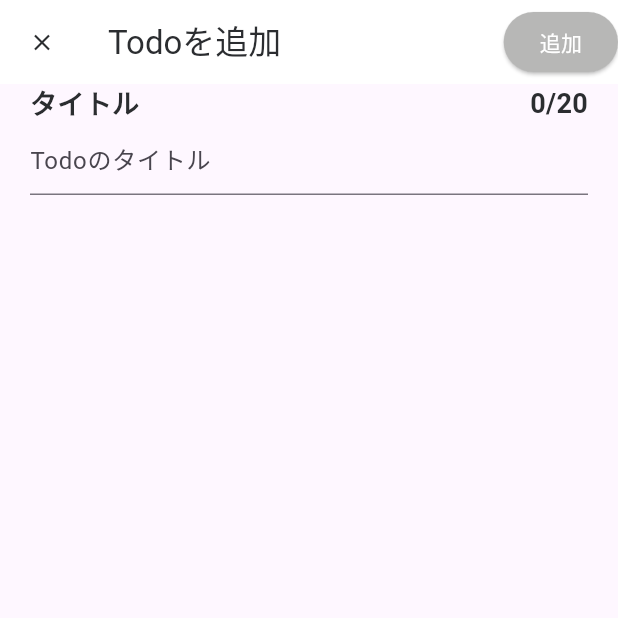
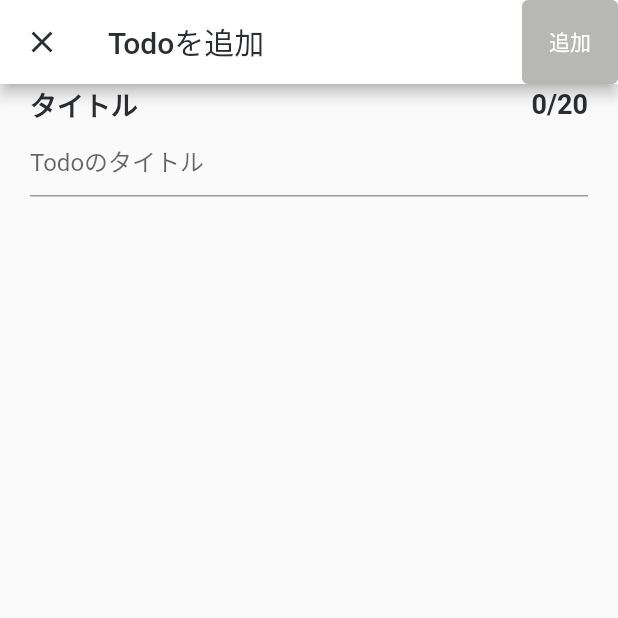
Before and after one commit to inoren-ten/todo_demo_flutter, a Flutter app: the screen it shows after launch, after a tap on the "add" icon, on a phone screen of 412 x 824 dp, the top half of it. Run offline on Flutter 3.47's test engine with Material 2 defaults, Android fonts, the phone set to English and light mode, and no system bars; our stand-ins replace flutter_riverpod, riverpod_annotation, shared_preferences; generated files the repository leaves out were written again.

Commit message:
add: change color theme #18

```diff
--- a/lib/component/header/main_header.dart
+++ b/lib/component/header/main_header.dart
@@ -1,23 +1,29 @@
 import 'package:flutter/material.dart';
+import 'package:flutter_riverpod/flutter_riverpod.dart';
+import 'package:namer_app/component/dialog/change_color_theme_dialog.dart';
 import 'package:namer_app/constant/colors.dart';
 
-class MainHeader extends StatelessWidget implements PreferredSizeWidget {
+class MainHeader extends ConsumerWidget implements PreferredSizeWidget {
   const MainHeader({super.key});
 
   @override
   Size get preferredSize => Size.fromHeight(56.0);
 
   @override
-  Widget build(BuildContext context) {
+  Widget build(BuildContext context, WidgetRef ref) {
     final style = Theme.of(context).textTheme.headlineSmall!.copyWith(
           color: AppColors.primaryWhite,
         );
 
     return AppBar(
-      title: Padding(
-        padding: const EdgeInsets.all(18.0),
-        child: Text('Todo App', style: style),
-      ),
+      title: Text('Todo App', style: style),
+      actions: [
+        IconButton(
+            onPressed: () {
+              changeColorThemeDialog(context, ref);
+            },
+            icon: Icon(Icons.menu))
+      ],
       backgroundColor: AppColors.primaryBlue,
     );
   }
--- a/lib/component/todo/todo_list_box.dart
+++ b/lib/component/todo/todo_list_box.dart
@@ -36,7 +36,7 @@ class TodoListBox extends ConsumerWidget {
                     notifier.handleFinishTodo(id: id);
                   },
                 ),
-                Text(title),
+                Text(title, overflow: TextOverflow.ellipsis, maxLines: 1),
               ]),
               TextButton(
                   onPressed: () {
--- a/lib/constant/colors.dart
+++ b/lib/constant/colors.dart
@@ -1,4 +1,6 @@
 import 'dart:ui';
+
+import 'package:flutter/material.dart';
 
 class AppColors {
   static const Color primaryRed = Color.fromRGBO(217, 10, 39, 1);
@@ -12,4 +14,24 @@ class AppColors {
   static const Color primaryPaleGray = Color.fromRGBO(183, 183, 182, 1);
 
   static const Color textColor = Color.fromRGBO(43, 45, 48, 1);
+
+  static const Color paleWhite = Color.fromRGBO(243, 246, 249, 1);
 }
+
+ThemeData lightTheme = ThemeData(
+    primaryColor: AppColors.primaryBlue,
+    // ignore: deprecated_member_use
+    backgroundColor: AppColors.paleWhite,
+    focusColor: AppColors.primaryBlue,
+    textTheme: TextTheme(
+        // ignore: deprecated_member_use
+        bodyText1: TextStyle(color: AppColors.textColor)));
+
+ThemeData darkTheme = ThemeData(
+    primaryColor: AppColors.primaryBlue,
+    // ignore: deprecated_member_use
+    backgroundColor: AppColors.primaryBlack,
+    focusColor: AppColors.primaryBlue,
+    textTheme: TextTheme(
+        // ignore: deprecated_member_use
+        bodyText1: TextStyle(color: AppColors.primaryWhite)));
--- a/lib/main.dart
+++ b/lib/main.dart
@@ -1,23 +1,39 @@
 import 'package:flutter/material.dart';
 import 'package:flutter_riverpod/flutter_riverpod.dart';
+import 'package:namer_app/constant/colors.dart';
+import 'package:namer_app/provider/color_theme_provider.dart';
 import 'package:namer_app/view/todos_page.dart';
+import 'package:shared_preferences/shared_preferences.dart';
 
 void main() {
   runApp(ProviderScope(child: MyApp()));
 }
 
-class MyApp extends StatelessWidget {
+class MyApp extends ConsumerWidget {
   const MyApp({super.key});
 
   // This widget is the root of your application.
   @override
-  Widget build(BuildContext context) {
+  Widget build(
+    BuildContext context,
+    WidgetRef ref,
+  ) {
+    final colorTheme = ref.watch(colorThemeNotifierProvider);
+    ThemeMode currentTheme;
+    print(colorTheme.value);
+    if (colorTheme.value == 'light') {
+      currentTheme = ThemeMode.light;
+    } else if (colorTheme.value == 'dark') {
+      currentTheme = ThemeMode.dark;
+    } else {
+      currentTheme = ThemeMode.system;
+    }
+
     return MaterialApp(
       title: 'Flutter Demo',
-      theme: ThemeData(
-        colorScheme: ColorScheme.fromSeed(seedColor: Colors.deepPurple),
-        useMaterial3: true,
-      ),
+      theme: lightTheme,
+      darkTheme: darkTheme,
+      themeMode: currentTheme,
       home: TodosPage(),
     );
   }
--- a/lib/provider/todos_provider.dart
+++ b/lib/provider/todos_provider.dart
@@ -16,7 +16,7 @@ class TodosNotifier extends _$TodosNotifier {
 
   void addTodo({required String title}) {
     final TodoType newTodo = TodoType(
-      id: state.length,
+      id: state.isEmpty ? 0 : state.length,
       title: title,
       finish: false,
     );
--- a/lib/view/add_todo_page.dart
+++ b/lib/view/add_todo_page.dart
@@ -35,7 +35,7 @@ class _AddTodoPageState extends ConsumerState<AddTodoPage> {
           ),
           title: Text('Todoを追加'),
           actions: [
-            ElevatedButton(
+            TextButton(
               style: ElevatedButton.styleFrom(
                 backgroundColor: backgroundColor,
               ),
--- a/lib/view/todos_page.dart
+++ b/lib/view/todos_page.dart
@@ -12,8 +12,13 @@ class TodosPage extends ConsumerWidget {
 
     return Scaffold(
       appBar: const MainHeader(),
-      body: SingleChildScrollView(
-        child: Column(mainAxisAlignment: MainAxisAlignment.start, children: [
+      body: Row(
+        mainAxisAlignment: MainAxisAlignment.center,
+        children: [
+          SingleChildScrollView(
+            child:
+                Column(mainAxisAlignment: MainAxisAlignment.start, children: [
+              SizedBox(height: 15),
               for (var todo in todos)
                 TodoListBox(
                   id: todo.id,
@@ -22,6 +27,8 @@ class TodosPage extends ConsumerWidget {
                 ),
             ]),
           ),
+        ],
+      ),
       floatingActionButton: AddTodoButton(),
     );
   }
--- a/pubspec.yaml
+++ b/pubspec.yaml
@@ -16,6 +16,7 @@ dependencies:
   provider: ^6.0.0
   flutter_riverpod: ^2.4.4
   riverpod_annotation: ^2.2.1
+  shared_preferences: ^2.2.2
 
 dev_dependencies:
   flutter_test:
```
Also changed, not shown: lib/component/dialog/change_color_theme_dialog.dart (added, +29 -0 lines), lib/provider/todos_provider.g.dart, pubspec.lock. Lines whose indentation alone changed are shown as unchanged.
